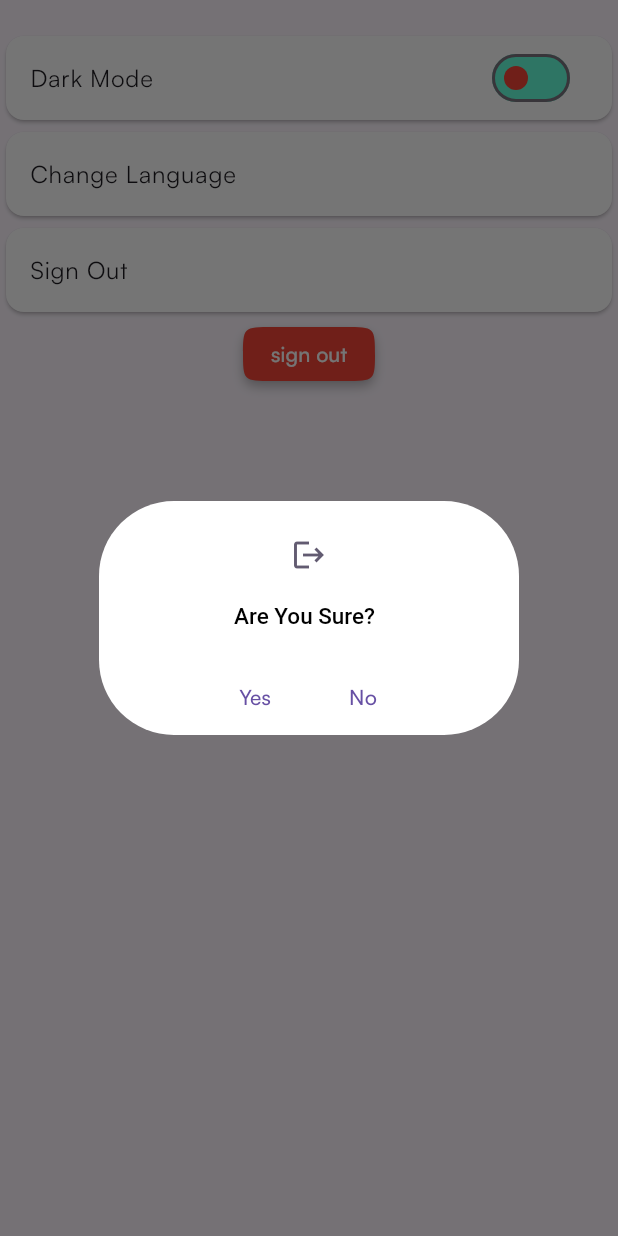
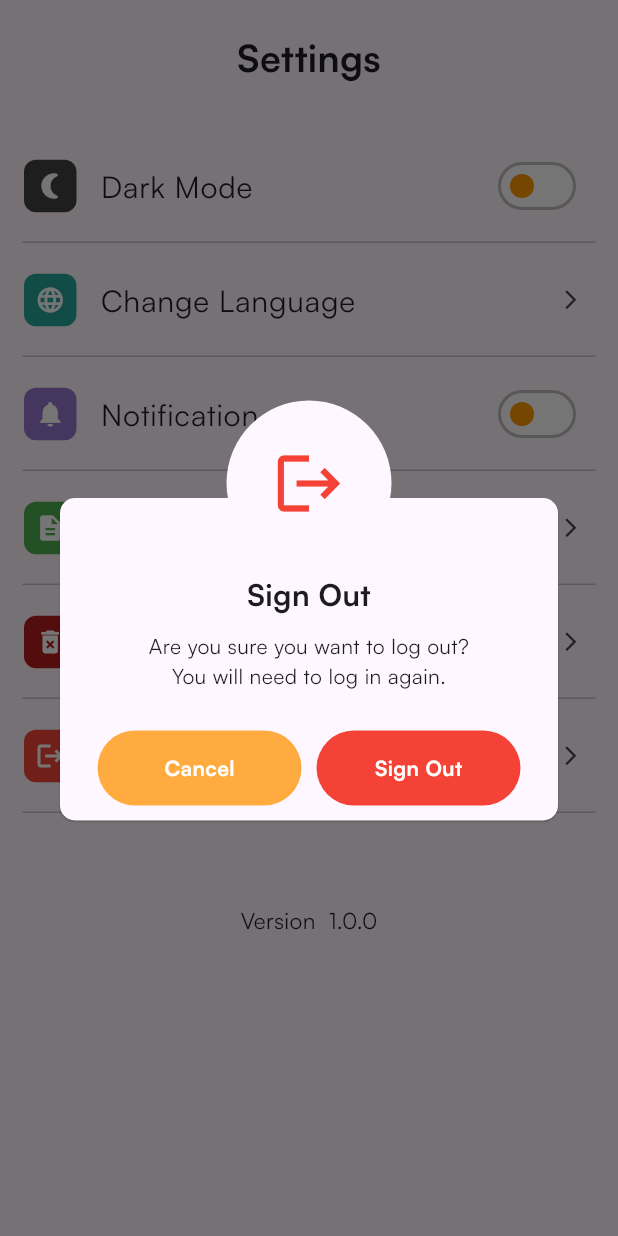
Before and after one commit to gal-hpgggjbvb/project202, a Flutter app: the SettingsPage screen opened directly, after a tap on "Sign Out", on a phone screen of 412 x 824 dp. Run offline on Flutter 3.47's test engine with Material 3 defaults, Android fonts, the light colour scheme and no system bars; our stand-ins replace awesome_dialog, dio, get, hidden_drawer_menu, image_picker, introduction_screen and 3 more; accounts and stored records are empty.

Commit message:
settings

```diff
--- /dev/null
+++ b/lib/custom_widgets/custom_setting_item.dart
@@ -0,0 +1,69 @@
+import 'package:flutter/material.dart';
+
+class CustomSettingItem extends StatelessWidget {
+  final String title;
+  final IconData icon;
+  final Color iconBackgroundColor;
+  final Color iconColor;
+  final VoidCallback? onTap;
+  final Widget? trailing;
+
+  const CustomSettingItem({
+    required this.title,
+    required this.icon,
+    this.iconBackgroundColor = Colors.grey,
+    this.iconColor = Colors.white,
+    this.onTap,
+    this.trailing,
+    super.key,
+  });
+
+  @override
+  Widget build(BuildContext context) {
+    return Column(
+      children: [
+        ListTile(
+          leading: Container(
+            width: 35,
+            height: 35,
+            decoration: BoxDecoration(
+              color: iconBackgroundColor,
+              // shape: BoxShape.circle,
+              borderRadius: BorderRadius.circular(8),
+            ),
+            child: Icon(icon, color: iconColor, size: 20),
+          ),
+          title: Text(title , style: const TextStyle(fontSize: 20),),
+          trailing: trailing ?? const Icon(Icons.arrow_forward_ios, size: 15),
+          onTap: onTap,
+        ),
+        const SizedBox(height: 10,),
+        const Padding(
+          padding: EdgeInsets.symmetric(horizontal: 15.0),
+          child: Divider(height: 0,),
+        ),
+        const SizedBox(height: 10,),
+      ],
+    );
+  }
+}
+
+// Card(
+// margin: const EdgeInsets.symmetric(horizontal: 10, vertical: 6),
+// shape: RoundedRectangleBorder(borderRadius: BorderRadius.circular(15)),
+// child: ListTile(
+// leading: Container(
+// width: 35,
+// height: 35,
+// decoration: BoxDecoration(
+// color: iconBackgroundColor,
+// // shape: BoxShape.circle,
+// borderRadius: BorderRadius.circular(8),
+// ),
+// child: Icon(icon, color: iconColor, size: 20),
+// ),
+// title: Text(title , style: const TextStyle(fontSize: 20),),
+// trailing: trailing ?? const Icon(Icons.arrow_forward_ios, size: 15),
+// onTap: onTap,
+// ),
+// );
--- a/lib/view/hidden_drawer.dart
+++ b/lib/view/hidden_drawer.dart
@@ -62,7 +62,7 @@ class _HiddenDrawerState extends State<HiddenDrawer> {
   Widget build(BuildContext context) {
     return HiddenDrawerMenu(
         backgroundColorMenu: Colors.white ,
-        backgroundColorAppBar: Colors.blue,
+        backgroundColorAppBar: Colors.orange,
         screens: _pages,
         initPositionSelected: 2,
       // disableAppBarDefault: false,
--- a/lib/view/settings_page.dart
+++ b/lib/view/settings_page.dart
@@ -1,6 +1,9 @@
+import 'package:awesome_dialog/awesome_dialog.dart';
 import 'package:flutter/material.dart';
 import 'package:get/get.dart';
+import 'package:project2/custom_widgets/custom_setting_item.dart';
 import 'package:project2/view/auth/sign_in_page.dart';
+import 'package:project2/view/terms_page.dart';
 
 import '../cache/cache_helper.dart';
 
@@ -12,26 +15,42 @@ class SettingsPage extends StatefulWidget {
 }
 
 bool activeDarkMode = false;
+bool activeNotification = false;
 
 class _SettingsPageState extends State<SettingsPage> {
   @override
   Widget build(BuildContext context) {
     return Scaffold(
         // appBar: AppBar(),
-        body: Center(
-      child: Padding(
+        body: SafeArea(
+      child: SingleChildScrollView(
         padding: const EdgeInsets.only(top: 20.0),
+        child: Center(
           child: Column(
             // mainAxisAlignment: MainAxisAlignment.center,
             crossAxisAlignment: CrossAxisAlignment.center,
             children: [
-            Card(
-              color: Colors.white,
-              child: SwitchListTile(
-                title: const Text("Dark Mode"),
-                activeColor: Colors.lightBlue,
-                inactiveThumbColor: Colors.red,
-                inactiveTrackColor: Colors.tealAccent,
+              const Text('Settings',style: TextStyle(fontWeight: FontWeight.bold,
+              fontSize: 25
+              ),),
+              const SizedBox(height: 40,),
+              //todo change theme
+              CustomSettingItem(
+                icon: Icons.nightlight_round,
+                iconBackgroundColor: Colors.grey.shade800,
+                iconColor: Colors.white,
+                title: 'Dark Mode',
+                trailing: Switch(
+                  activeColor: Colors.deepOrange,
+                  inactiveThumbColor: Colors.orange,
+                  inactiveTrackColor: Colors.white,
+                  activeTrackColor: Colors.orange,
+                  trackOutlineColor: MaterialStateProperty.resolveWith<Color>((states) {
+                    if (states.contains(MaterialState.selected)) {
+                      return Colors.orange; // when switch is ON
+                    }
+                    return Colors.black26;  // when switch is OFF
+                  }),
                   value: activeDarkMode,
                   onChanged: (val) {
                     setState(() {
@@ -41,73 +60,112 @@ class _SettingsPageState extends State<SettingsPage> {
                   },
                 ),
               ),
-            //todo pop menu
-            Card(
-              color: Colors.white,
-              child: ListTile(
-                onTap: () {},
-                title: const Text('Change Language'),
+              //todo change language pop menu
+              CustomSettingItem(
+                  title: 'Change Language',
+                  icon: Icons.language,
+                  iconColor: Colors.white,
+                iconBackgroundColor: Colors.teal.shade400,
+              ),
+              //todo notification
+              CustomSettingItem(
+                icon: Icons.notifications,
+                iconBackgroundColor: Colors.deepPurple.shade300,
+                iconColor: Colors.white,
+                title: 'Notification',
+                trailing: Switch(
+                  activeColor: Colors.deepOrange,
+                  inactiveThumbColor: Colors.orange,
+                  inactiveTrackColor: Colors.white,
+                  activeTrackColor: Colors.orange,
+                  trackOutlineColor: MaterialStateProperty.resolveWith<Color>((states) {
+                    if (states.contains(MaterialState.selected)) {
+                      return Colors.orange; // when switch is ON
+                    }
+                    return Colors.black26;  // when switch is OFF
+                  }),
+                  value: activeNotification,
+                  onChanged: (val) {
+                    setState(() {
+                      activeNotification = !activeNotification;
+                      //v ? v=false : v=true;
+                    });
+                  },
                 ),
               ),
+              //todo terms
+              CustomSettingItem(
+                title: 'Terms & Policy',
+                icon: Icons.description,
+                iconColor: Colors.white,
+                // iconBackgroundColor: Colors.brown.shade400,
+                iconBackgroundColor: Colors.green,
+                onTap: () => Get.to(() => const TermsPage()),
+              ),
+              //todo delete account
+              CustomSettingItem(
+                title: 'Delete Account',
+                icon: Icons.delete_forever,
+                iconColor: Colors.white,
+                iconBackgroundColor: Colors.red.shade900,
+                onTap: () {
+                    AwesomeDialog(
+                      context: context,
+                      // dialogType: DialogType.warning,
+                      customHeader: const Icon(Icons.delete_forever,
+                          color: Colors.red, size: 55),
+                      animType: AnimType.bottomSlide,
+                      title: 'Delete Account',
+                      titleTextStyle: const TextStyle(fontWeight: FontWeight.bold,
+                      fontSize: 20,color: Colors.red),
+                      desc: 'Are you sure you want to delete your account?\nAll your data will be deleted!.',
+                      btnCancelText: "Cancel",
+                      btnCancelOnPress: () {},
+                      btnOkText: "Delete Account",
+                      btnOkOnPress: () async {
+                        // Clear user session
+                        await CacheHelper().clearData(); // or just remove "signed", "token", etc.
+                        Get.offAll(() => const SignInPage()); // Replace with your auth page
+                      },
+                      btnOkColor: Colors.red,
+                      btnCancelColor: Colors.orangeAccent
+                    ).show();
+                  }),
               //todo sign out button
-            Card(
-              color: Colors.white,
-              child: ListTile(
+              CustomSettingItem(
+                title: 'Sign Out',
+                icon: Icons.logout,
+                iconColor: Colors.white,
+                iconBackgroundColor: Colors.red.shade500,
                   onTap: () {
-                  showDialog(
-                      barrierDismissible: true,
+                    AwesomeDialog(
                         context: context,
-                      builder: (context) {
-                        return AlertDialog(
-                          shape: RoundedRectangleBorder(
-                              borderRadius: BorderRadius.circular(50)),
-                          backgroundColor: Colors.white,
-                          elevation: 10,
-                          icon: const Icon(Icons.logout),
-                          actionsAlignment: MainAxisAlignment.center,
-                          // title: Text("Alert!"),
-                          // titleTextStyle: TextStyle(),
-                          content: const Text("Are You Sure?"),
-                          contentTextStyle: TextStyle(
-                              fontSize: 15,
-                              fontWeight: FontWeight.w500,
-                              color: Colors.black),
-                          contentPadding: EdgeInsets.only(top: 20 ,bottom: 20,left: 90 , ),
-                          actionsPadding: EdgeInsets.all(1),
-                          alignment: Alignment.center,
-                          actions: [
-                            TextButton(onPressed: () {
-                              CacheHelper().clearData();
-                              Get.offAll(() => const SignInPage());
+                        // dialogType: DialogType.warning,
+                        customHeader: const Icon(Icons.logout, color: Colors.red, size: 50),
+                        animType: AnimType.bottomSlide,
+                        title: 'Sign Out',
+                        titleTextStyle: const TextStyle(fontWeight: FontWeight.bold,
+                            fontSize: 20,),
+                        desc: 'Are you sure you want to log out?\nYou will need to log in again.',
+                        btnCancelText: "Cancel",
+                        btnCancelOnPress: () {},
+                        btnOkText: "Sign Out",
+                        btnOkOnPress: () async {
+                          await CacheHelper().removeData(key: 'signed'); // or just remove "signed", "token", etc.
+                          await CacheHelper().removeData(key: 'token'); // or just remove "signed", "token", etc.
+                          Get.offAll(() => const SignInPage()); // Replace with your auth page
                         },
-                                child: const Text("Yes")),
-                            TextButton(
-                                onPressed: () {
-                                  Navigator.of(context).pop();
-                                },
-                                child: const Text("No")),
+                        btnOkColor: Colors.red,
+                        btnCancelColor: Colors.orangeAccent
+                    ).show();
+                  }
+              ),
+              const SizedBox(height: 50,),
+              //todo app version
+              const Text('Version  1.0.0' , style: TextStyle(fontSize: 15),),
+
             ],
-                        );
-                      });
-                },
-                title: const Text('Sign Out'),
           ),
-            ),
-
-            MaterialButton(
-              shape: ContinuousRectangleBorder(
-                  borderRadius: BorderRadius.circular(20)),
-              color: Colors.red,
-              onPressed: () {
-                // CacheHelper().clearData();
-                // Get.off(() => const SignInPage());
-              },
-              child: const Text(
-                "sign out",
-                style: TextStyle(color: Colors.white),
-              ),
-            ),
-          ],
         ),
       ),
     ));
```
Also changed, not shown: lib/custom_widgets/custom_textield.dart (+38 -38 lines), lib/view/terms_page.dart (added, +236 -0 lines), lib/controller/settings_controller.dart (added). Lines whose indentation alone changed are shown as unchanged.
